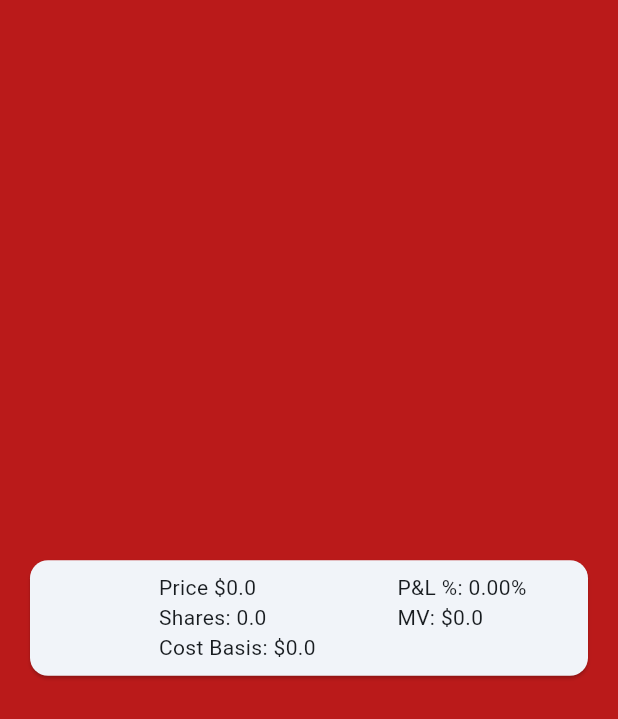
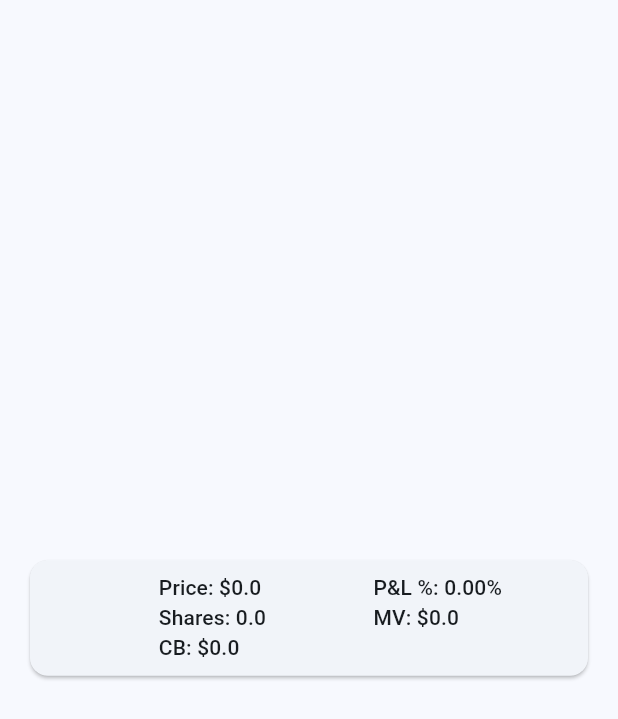
Before and after one commit to lambej/stock-portfolio-flutter, a Flutter app: the PositionCard widget shown alone on an empty page, opened directly with empty values, on a phone screen of 412 x 824 dp. Shown: the top 719 px of the screen. Run offline on Flutter 3.47's test engine with Material 3 defaults, Android fonts, the phone set to English and light mode, and no system bars; our stand-ins replace bloc, cloud_firestore, equatable, firebase_auth, firebase_core, flutter_bloc and 5 more; missing offline and left inert: flow_builder; accounts and stored records are empty; generated files the repository leaves out were written again.

Commit message:
Fix layout & change app name

```diff
--- a/lib/positions/position_list/view/position_list_page.dart
+++ b/lib/positions/position_list/view/position_list_page.dart
@@ -89,7 +89,9 @@ class PositionListView extends StatelessWidget {
                   ), // Set the maximum width here
                   child: Column(
                     children: [
-                      AccountFilterButton(
+                      Padding(
+                        padding: const EdgeInsets.all(16),
+                        child: AccountFilterButton(
                           accounts: state.accounts,
                           initialValue: state.accountsFilter,
                           onChanged: (List<Account> results) {
@@ -100,6 +102,7 @@ class PositionListView extends StatelessWidget {
                                 .read<PositionListBloc>()
                                 .add(const LoadPositions());
                           },
+                        ),
                       ),
                       Expanded(
                         child: ListView.builder(
--- a/lib/positions/position_list/widget/position_card.dart
+++ b/lib/positions/position_list/widget/position_card.dart
@@ -18,11 +18,8 @@ class PositionCard extends StatelessWidget {
 
   @override
   Widget build(BuildContext context) {
-    final theme = Theme.of(context);
-
     return Container(
       alignment: Alignment.centerRight,
-      color: theme.colorScheme.error,
       padding: const EdgeInsets.symmetric(horizontal: 16),
       child: InkWell(
         onTap: onTap,
@@ -41,38 +38,62 @@ class PositionCard extends StatelessWidget {
                       padding: const EdgeInsets.all(16),
                       child: Text(
                         position.ticker,
-                        style: Theme.of(context).textTheme.titleLarge,
+                        style: MediaQuery.of(context).size.width < 500
+                            ? Theme.of(context).textTheme.titleSmall
+                            : Theme.of(context).textTheme.titleMedium,
                       ),
                     ),
                     Table(
                       columnWidths: const {
-                        0: FlexColumnWidth(4),
+                        0: FlexColumnWidth(10),
                         1: FlexColumnWidth(),
-                        2: FlexColumnWidth(3),
+                        2: FlexColumnWidth(10),
                         3: FlexColumnWidth(),
                       },
                       children: [
                         TableRow(
                           children: [
-                            Text('Price \$${position.currentPrice}'),
+                            Text(
+                              'Price: \$${position.currentPrice}',
+                              style: MediaQuery.of(context).size.width < 500
+                                  ? Theme.of(context).textTheme.titleSmall
+                                  : Theme.of(context).textTheme.titleMedium,
+                            ),
                             const SizedBox(),
                             Text(
-                                'P&L %: ${position.profit.toStringAsFixed(2)}%'),
-                            const SizedBox(),
-                          ],
-                        ),
-                        TableRow(
-                          children: [
-                            Text('Shares: ${position.totalShares}'),
-                            const SizedBox(),
-                            Text('MV: \$${position.marketValue}'),
+                              'P&L %: ${position.profit.toStringAsFixed(2)}%',
+                              style: MediaQuery.of(context).size.width < 500
+                                  ? Theme.of(context).textTheme.titleSmall
+                                  : Theme.of(context).textTheme.titleMedium,
+                            ),
                             const SizedBox(),
                           ],
                         ),
                         TableRow(
                           children: [
                             Text(
-                              'Cost Basis: \$${position.costBasis ?? position.cost}',
+                              'Shares: ${position.totalShares}',
+                              style: MediaQuery.of(context).size.width < 500
+                                  ? Theme.of(context).textTheme.titleSmall
+                                  : Theme.of(context).textTheme.titleMedium,
+                            ),
+                            const SizedBox(),
+                            Text(
+                              'MV: \$${position.marketValue}',
+                              style: MediaQuery.of(context).size.width < 500
+                                  ? Theme.of(context).textTheme.titleSmall
+                                  : Theme.of(context).textTheme.titleMedium,
+                            ),
+                            const SizedBox(),
+                          ],
+                        ),
+                        TableRow(
+                          children: [
+                            Text(
+                              'CB: \$${position.costBasis ?? position.cost}',
+                              style: MediaQuery.of(context).size.width < 500
+                                  ? Theme.of(context).textTheme.titleSmall
+                                  : Theme.of(context).textTheme.titleMedium,
                             ),
                             const SizedBox(),
                             const Text(''),
```
Also changed, not shown: 11 other files. Lines whose indentation alone changed are shown as unchanged.
